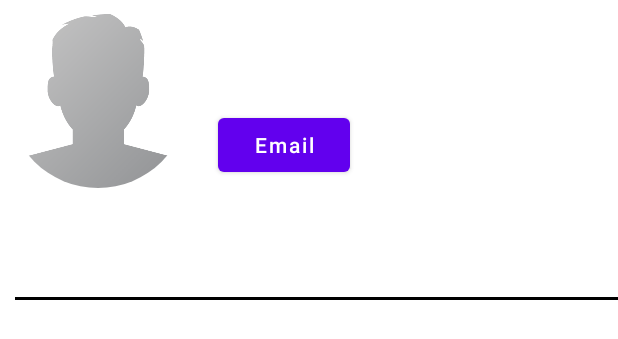
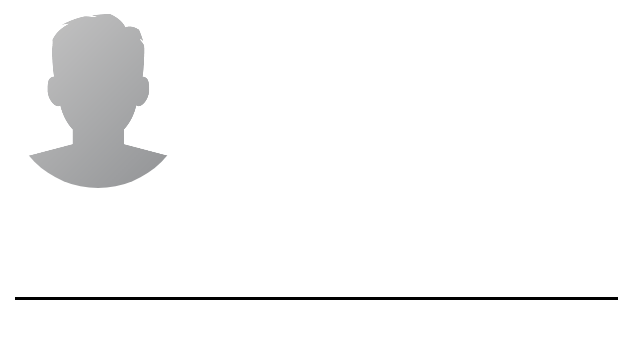
Before and after one commit to saifur-durjoy/BloodHero, an Android app: the layout user_displayed_layout.xml on its own in the app's theme, with its tools: preview values and no code run, on a phone screen of 412 x 824 dp. Shown: the top 339 px of the screen. Run offline under Robolectric (Android 15) with nearby library versions, the phone set to English and light mode, and no system bars.

Commit message:
email visibility

```diff
--- a/app/src/main/java/com/example/bloodhero/Adapter/UserAdapter.java
+++ b/app/src/main/java/com/example/bloodhero/Adapter/UserAdapter.java
@@ -41,7 +41,7 @@ public class UserAdapter extends RecyclerView.Adapter<UserAdapter.ViewHolder> {
 
         holder.type.setText(user.getType());
         if(user.getType().equals("donor"))
-            holder.emailNow.setVisibility(View.GONE);
+            holder.emailNow.setVisibility(View.VISIBLE);
         holder.userName.setText(user.getName());
         holder.userEmail.setText(user.getEmail());
         holder.bloodGroup.setText(user.getBloodgroup());
--- a/app/src/main/java/com/example/bloodhero/MainActivity.java
+++ b/app/src/main/java/com/example/bloodhero/MainActivity.java
@@ -50,7 +50,6 @@ public class MainActivity extends AppCompatActivity implements NavigationView.On
 
      private RecyclerView recyclerView;
      private ProgressBar progressBar;
-
      private List<User> userList;
      private UserAdapter userAdapter;
 
@@ -136,7 +135,6 @@ public class MainActivity extends AppCompatActivity implements NavigationView.On
                     else{
                         nav_profile_image.setImageResource(R.drawable.profile_image);
                     }
-
                 }
             }
 
@@ -191,7 +189,7 @@ public class MainActivity extends AppCompatActivity implements NavigationView.On
                 progressBar.setVisibility(View.GONE);
 
                 if(userList.isEmpty()){
-                    Toast.makeText(MainActivity.this, "No Recipients Found",
+                    Toast.makeText(MainActivity.this, "No Donors Found",
                             Toast.LENGTH_SHORT).show();
                     progressBar.setVisibility(View.GONE);
                 }
--- a/app/src/main/res/layout/user_displayed_layout.xml
+++ b/app/src/main/res/layout/user_displayed_layout.xml
@@ -1,7 +1,7 @@
 <?xml version="1.0" encoding="utf-8"?>
 <RelativeLayout xmlns:android="http://schemas.android.com/apk/res/android"
     android:layout_width="match_parent"
-    android:layout_height="match_parent">
+    android:layout_height="wrap_content">
 
     <LinearLayout
         android:id="@+id/mainLayout"
@@ -85,6 +85,7 @@
             android:layout_margin="5dp"
             android:layout_gravity="center_vertical"
             android:text="Email"
+            android:visibility="gone"
             android:textAllCaps="false"/>
 
     </LinearLayout>
```
